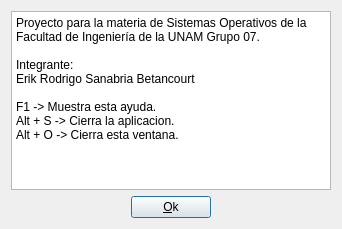
gwolf/clase-sistop-2017-01, file proyectos/Proyecto_Erik_Sebastian/MonitorRAM/dialog_acercade.ui: the form before one commit.
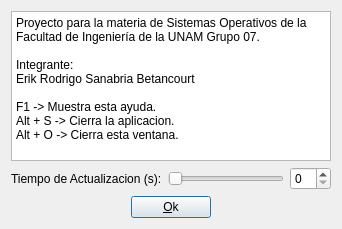
The form after the commit.

Commit message: Agregando opciones de configuracion

```diff
--- a/proyectos/Proyecto_Erik_Sebastian/MonitorRAM/dialog_acercade.ui
+++ b/proyectos/Proyecto_Erik_Sebastian/MonitorRAM/dialog_acercade.ui
@@ -34,6 +34,34 @@
        </property>
       </widget>
      </item>
+     <item>
+      <layout class="QHBoxLayout" name="horizontalLayout_2">
+       <item>
+        <widget class="QLabel" name="label">
+         <property name="text">
+          <string>Tiempo de Actualizacion (s):</string>
+         </property>
+        </widget>
+       </item>
+       <item>
+        <widget class="QSlider" name="horizontalSlider">
+         <property name="maximum">
+          <number>60</number>
+         </property>
+         <property name="orientation">
+          <enum>Qt::Horizontal</enum>
+         </property>
+        </widget>
+       </item>
+       <item>
+        <widget class="QSpinBox" name="spinBox">
+         <property name="maximum">
+          <number>60</number>
+         </property>
+        </widget>
+       </item>
+      </layout>
+     </item>
      <item>
       <layout class="QHBoxLayout" name="horizontalLayout">
        <item>
```
Left out of the diff: 36 changed lines with no effect on the pictures.
